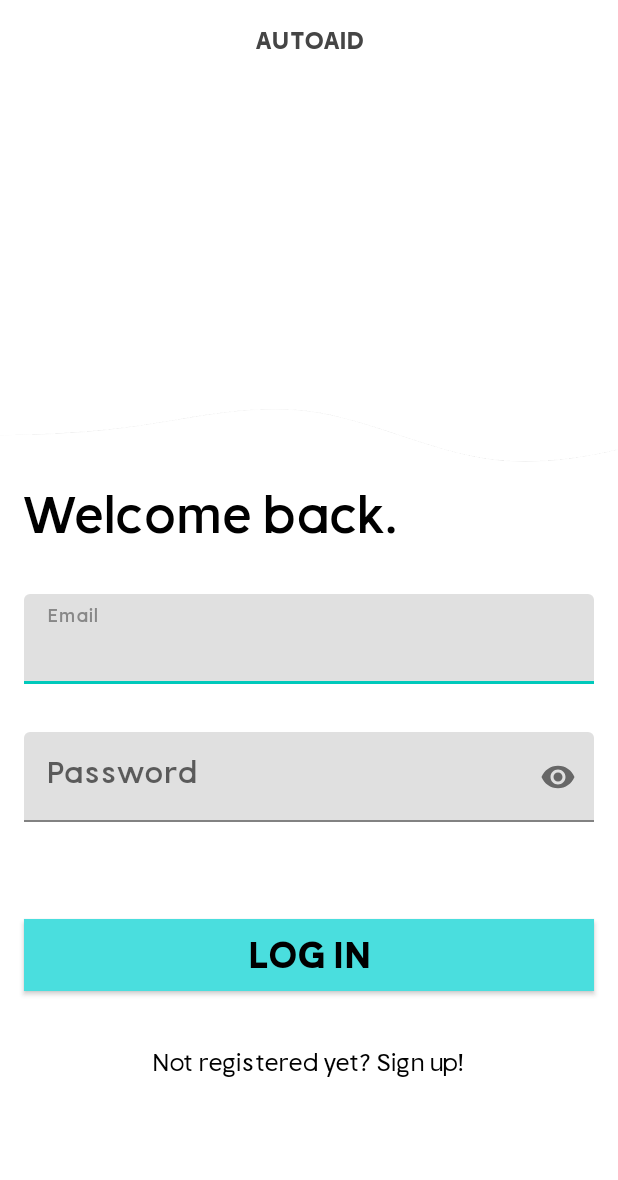
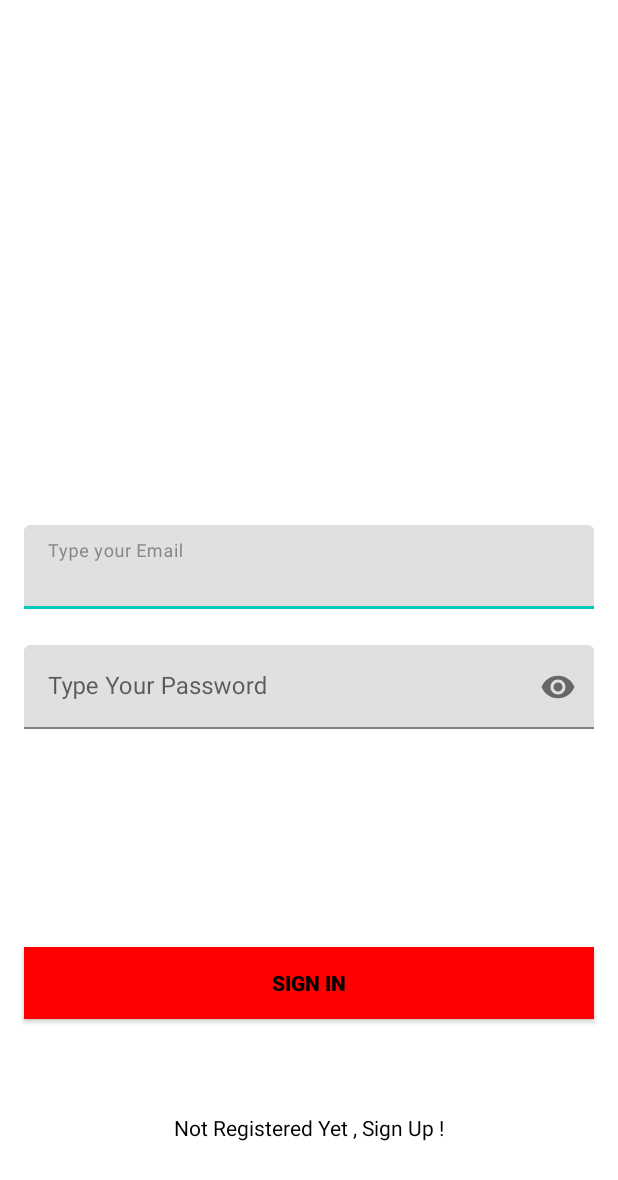
Before and after one commit to WeaverD9028/Team-AFK, an Android app: the layout activity_login.xml on its own in the app's theme, with its tools: preview values and no code run, on a phone screen of 412 x 824 dp. Shown: the top 1180 px of the screen. Run offline under Robolectric (Android 15) with nearby library versions, the phone set to English and light mode, and no system bars.

Commit message:
Revert "Login/Signup updates, font and image imports"

```diff
--- a/app/src/main/res/layout/activity_login.xml
+++ b/app/src/main/res/layout/activity_login.xml
@@ -7,35 +7,16 @@
     tools:context=".LoginActivity">
 
 
-    <ImageView
-        android:id="@+id/background"
-        android:layout_width="wrap_content"
-        android:layout_height="wrap_content"
-        android:scaleX="1"
-        android:scaleY="1"
-        app:layout_constraintBottom_toBottomOf="parent"
-        app:layout_constraintEnd_toEndOf="parent"
-        app:layout_constraintStart_toStartOf="parent"
-        app:layout_constraintTop_toTopOf="parent"
-        app:srcCompat="@drawable/loginbackground" />
-
-    <ImageView
-        android:id="@+id/foreground"
-        android:layout_width="wrap_content"
-        android:layout_height="wrap_content"
-        android:scaleX="1.2"
-        android:scaleY="1.2"
-        app:srcCompat="@drawable/loginforeground" />
-
     <com.google.android.material.textfield.TextInputLayout
         android:id="@+id/emailLayout"
         android:layout_width="match_parent"
         android:layout_height="wrap_content"
         android:layout_marginHorizontal="16dp"
-        android:layout_marginTop="396dp"
+        android:layout_marginTop="350dp"
         app:boxStrokeColor="@color/primary_color"
         app:hintTextColor="@color/grey"
         app:layout_constraintEnd_toEndOf="parent"
+        app:layout_constraintHorizontal_bias="0.5"
         app:layout_constraintStart_toStartOf="parent"
         app:layout_constraintTop_toTopOf="parent">
 
@@ -43,10 +24,8 @@
             android:id="@+id/emailEt"
             android:layout_width="match_parent"
             android:layout_height="wrap_content"
-            android:fontFamily="@font/warming_semibold"
-            android:hint="Email"
-            android:inputType="textEmailAddress"
-            android:textSize="20sp" />
+            android:hint="Type your Email"
+            android:inputType="textEmailAddress" />
     </com.google.android.material.textfield.TextInputLayout>
 
     <com.google.android.material.textfield.TextInputLayout
@@ -54,10 +33,11 @@
         android:layout_width="match_parent"
         android:layout_height="wrap_content"
         android:layout_marginHorizontal="16dp"
-        android:layout_marginTop="32dp"
+        android:layout_marginTop="24dp"
         app:boxStrokeColor="@color/black"
         app:hintTextColor="@color/white"
         app:layout_constraintEnd_toEndOf="parent"
+        app:layout_constraintHorizontal_bias="0.5"
         app:layout_constraintStart_toStartOf="parent"
         app:layout_constraintTop_toBottomOf="@id/emailLayout"
         app:passwordToggleEnabled="true">
@@ -66,10 +46,8 @@
             android:id="@+id/passET"
             android:layout_width="match_parent"
             android:layout_height="wrap_content"
-            android:fontFamily="@font/warming_semibold"
-            android:hint="Password"
-            android:inputType="textPassword"
-            android:textSize="20sp" />
+            android:hint="Type Your Password"
+            android:inputType="textPassword" />
     </com.google.android.material.textfield.TextInputLayout>
 
     <androidx.appcompat.widget.AppCompatButton
@@ -77,65 +55,27 @@
         android:layout_width="0dp"
         android:layout_height="wrap_content"
         android:layout_marginHorizontal="16dp"
-        android:background="#4ADEDE"
-        android:fontFamily="@font/warming_black"
+        android:background="@color/red"
+        android:text="Sign In"
         android:onClick="openLogin"
-        android:text="Log In"
-        android:textAllCaps="true"
         android:textColor="@color/black"
-        android:textSize="24sp"
         android:textStyle="bold"
         app:layout_constraintBottom_toBottomOf="parent"
         app:layout_constraintEnd_toEndOf="parent"
+        app:layout_constraintHorizontal_bias="0.5"
         app:layout_constraintStart_toStartOf="parent"
-        app:layout_constraintTop_toBottomOf="@+id/passwordLayout"
-        app:layout_constraintVertical_bias="0.285" />
+        app:layout_constraintTop_toBottomOf="@+id/passwordLayout" />
 
     <TextView
         android:id="@+id/textView"
         android:layout_width="wrap_content"
         android:layout_height="wrap_content"
-        android:fontFamily="@font/warming_regular"
-        android:text="Not registered yet? Sign up!"
         android:textColor="@color/black"
-        android:textSize="16sp"
+        android:text="Not Registered Yet , Sign Up !"
         app:layout_constraintBottom_toBottomOf="parent"
         app:layout_constraintEnd_toEndOf="parent"
-        app:layout_constraintHorizontal_bias="0.497"
+        app:layout_constraintHorizontal_bias="0.5"
         app:layout_constraintStart_toStartOf="parent"
-        app:layout_constraintTop_toBottomOf="@+id/button"
-        app:layout_constraintVertical_bias="0.259" />
-
-    <TextView
-        android:id="@+id/welcomeText"
-        android:layout_width="wrap_content"
-        android:layout_height="wrap_content"
-        android:layout_marginStart="16dp"
-        android:layout_marginEnd="146dp"
-        android:layout_marginBottom="32dp"
-        android:fontFamily="@font/warming_semibold"
-        android:text="Welcome back."
-        android:textColor="#000000"
-        android:textSize="34sp"
-        app:layout_constraintBottom_toTopOf="@+id/emailLayout"
-        app:layout_constraintEnd_toEndOf="parent"
-        app:layout_constraintHorizontal_bias="0.0"
-        app:layout_constraintStart_toStartOf="parent" />
-
-    <TextView
-        android:id="@+id/appNameText"
-        android:layout_width="wrap_content"
-        android:layout_height="wrap_content"
-        android:layout_marginStart="174dp"
-        android:layout_marginTop="16dp"
-        android:layout_marginEnd="174dp"
-        android:fontFamily="@font/warming_black"
-        android:text="AUTOAID"
-        android:textAlignment="center"
-        android:textColor="#454545"
-        android:textSize="16sp"
-        app:layout_constraintEnd_toEndOf="parent"
-        app:layout_constraintStart_toStartOf="parent"
-        app:layout_constraintTop_toTopOf="parent" />
+        app:layout_constraintTop_toBottomOf="@+id/button" />
 
 </androidx.constraintlayout.widget.ConstraintLayout>
```
Also changed, not shown: app/src/main/res/layout/activity_signup.xml (+14 -55 lines), app/src/main/res/drawable/loginforeground.png (deleted), app/src/main/res/font/inter_medium.ttf (deleted), app/src/main/res/font/warming_black.ttf (deleted), app/src/main/res/font/warming_black_italic.ttf (deleted), app/src/main/res/font/warming_bold.ttf (deleted), app/src/main/res/font/warming_bold_italic.ttf (deleted), app/src/main/res/font/warming_extrabold.ttf (deleted), app/src/main/res/font/warming_extrabold_italic.ttf (deleted), app/src/main/res/font/warming_italic.ttf (deleted), app/src/main/res/font/warming_medium.ttf (deleted), app/src/main/res/font/warming_medium_italic.ttf (deleted), app/src/main/res/font/warming_regular.ttf (deleted), app/src/main/res/font/warming_semibold.ttf (deleted), 1 more files.
